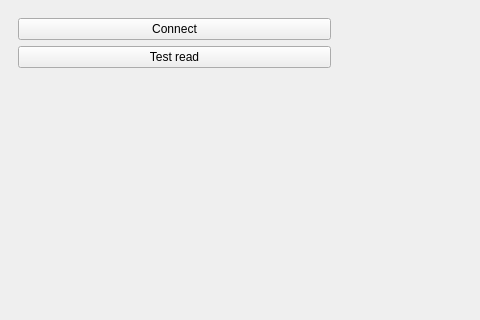
The window that dh-gripper-ui/mainwindow.ui (gstorm-b/DH-Gripper-UI) describes before a commit, drawn with Qt 5; both pictures show x 0 to 480 and y 0 to 320 of the 686 by 513 pixel window.
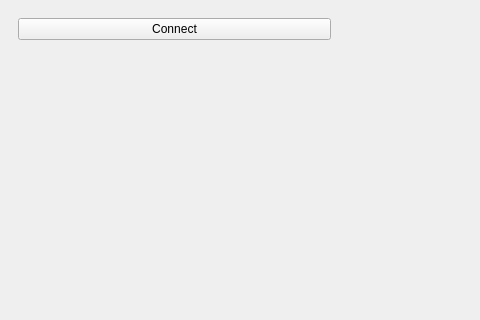
The same window after the commit. Custom widgets are drawn as their Qt base class.

Patch:
```diff
--- a/dh-gripper-ui/mainwindow.ui
+++ b/dh-gripper-ui/mainwindow.ui
@@ -36,13 +36,6 @@
         </property>
        </widget>
       </item>
-      <item>
-       <widget class="QPushButton" name="btn_test_read">
-        <property name="text">
-         <string>Test read</string>
-        </property>
-       </widget>
-      </item>
       <item>
        <spacer name="verticalSpacer">
         <property name="orientation">
```
